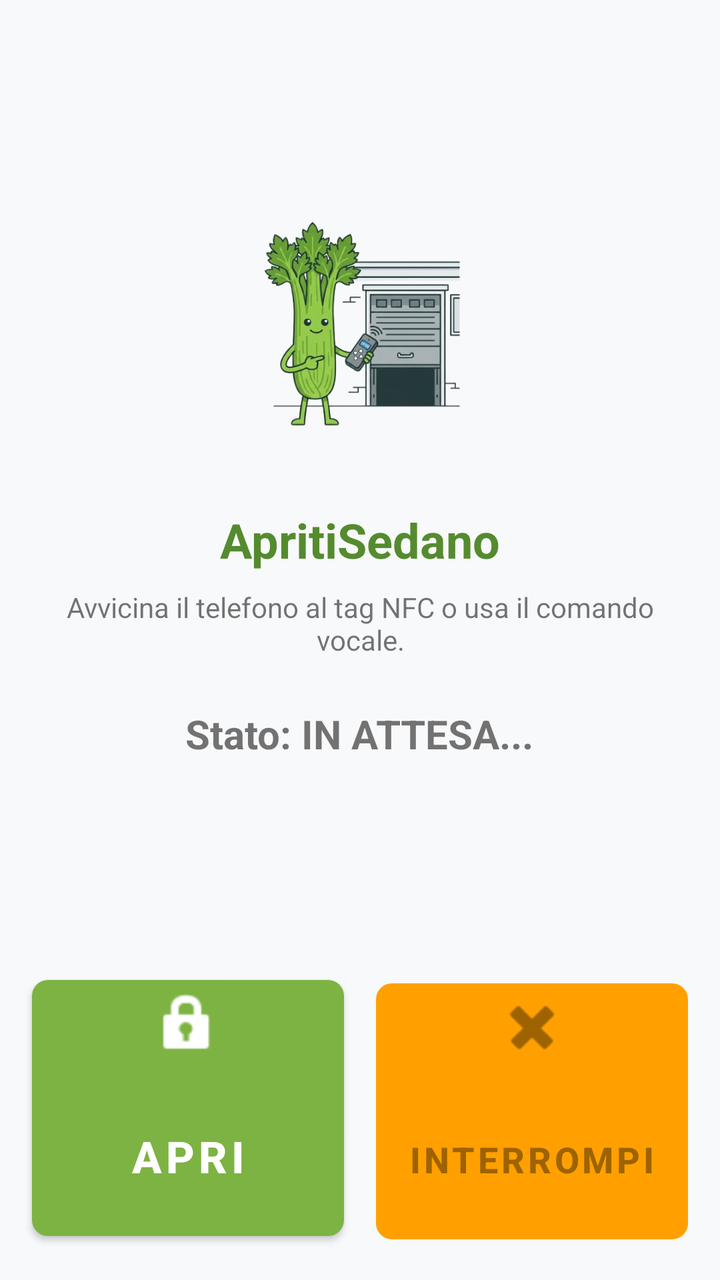
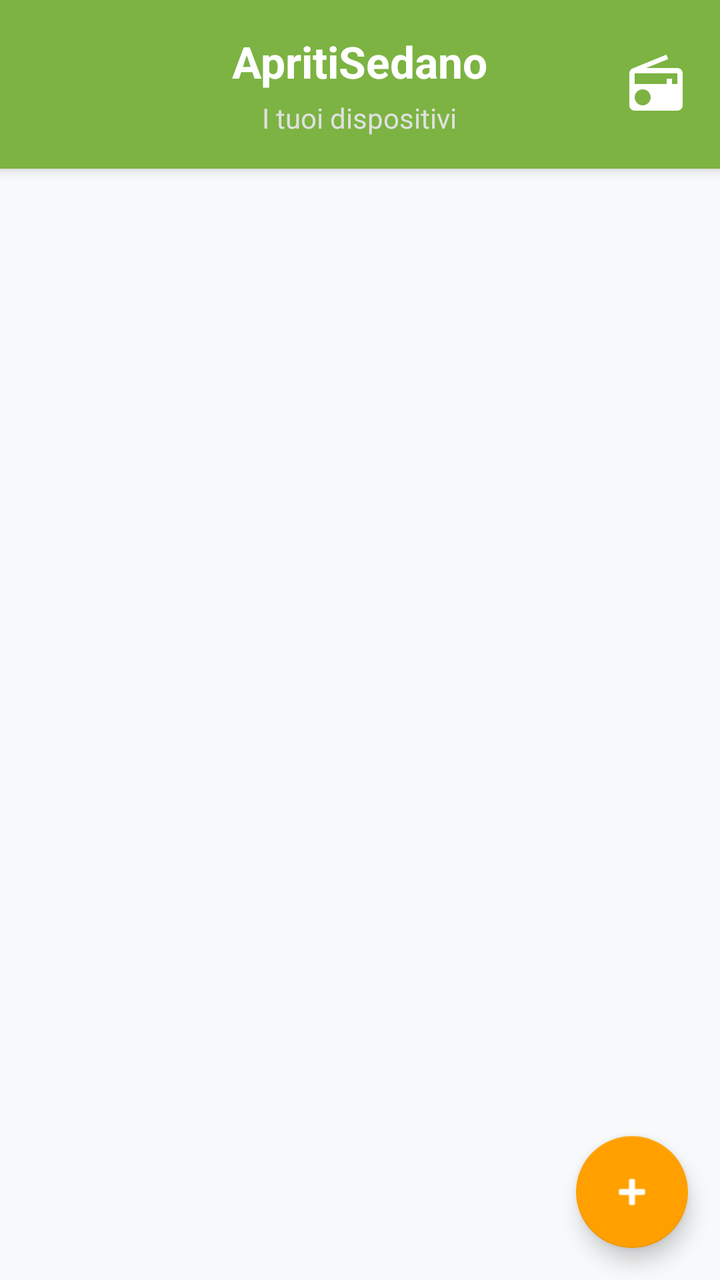

Two renders of the same Android screen: before a commit and after it. Below are the layout's source before the change and the commit's diff.
<!-- AndroidManifest.xml: application theme Theme.ApritiSedano -->
<!-- res/layout/activity_main.xml -->
<?xml version="1.0" encoding="utf-8"?>
<LinearLayout xmlns:android="http://schemas.android.com/apk/res/android"
    xmlns:app="http://schemas.android.com/apk/res-auto"
    android:layout_width="match_parent"
    android:layout_height="match_parent"
    android:orientation="vertical">

    
    <LinearLayout
        android:layout_width="match_parent"
        android:layout_height="0dp"
        android:layout_weight="1"
        android:gravity="center"
        android:orientation="vertical"
        android:padding="16dp">

        <ImageView
            android:layout_width="150dp"
            android:layout_height="150dp"
            android:src="@drawable/ic_sedano_main"
            android:contentDescription="@string/app_name" />

        <TextView
            android:layout_width="wrap_content"
            android:layout_height="wrap_content"
            android:text="@string/app_name"
            android:textSize="24sp"
            android:textStyle="bold"
            android:layout_marginTop="16dp"
            android:textColor="?attr/colorPrimaryVariant" />

        <TextView
            android:layout_width="wrap_content"
            android:layout_height="wrap_content"
            android:text="Avvicina il telefono al tag NFC o usa il comando vocale."
            android:textAlignment="center"
            android:layout_marginTop="8dp" />

        <TextView
            android:id="@+id/tv_box_state"
            android:layout_width="wrap_content"
            android:layout_height="wrap_content"
            android:text="Stato: IN ATTESA..."
            android:textSize="20sp"
            android:textStyle="bold"
            android:layout_marginTop="24dp" />

    </LinearLayout>

    
    <LinearLayout
        android:layout_width="match_parent"
        android:layout_height="wrap_content"
        android:orientation="horizontal"
        android:padding="16dp"
        android:clipToPadding="false">

        <com.google.android.material.button.MaterialButton
            android:id="@+id/btn_action_toggle"
            android:layout_width="0dp"
            android:layout_height="140dp"
            android:layout_weight="1"
            android:layout_marginEnd="8dp"
            app:cornerRadius="8dp"
            android:text="APRI"
            android:textSize="22sp"
            android:textStyle="bold"
            app:icon="@android:drawable/ic_lock_idle_lock"
            app:iconGravity="top"
            app:iconSize="36dp"
            app:iconPadding="12dp" />

        <com.google.android.material.button.MaterialButton
            android:id="@+id/btn_action_stop"
            android:layout_width="0dp"
            android:layout_height="140dp"
            android:layout_weight="1"
            android:layout_marginStart="8dp"
            app:cornerRadius="8dp"
            android:text="INTERROMPI"
            android:textSize="18sp"
            android:textStyle="bold"
            android:enabled="false"
            app:backgroundTint="@color/sedano_accent"
            app:icon="@android:drawable/ic_delete"
            app:iconGravity="top"
            app:iconSize="36dp"
            app:iconPadding="12dp" />

    </LinearLayout>

</LinearLayout>
<!-- resources referenced by this layout -->
<resources>
  <color name="sedano_accent">#FFA000</color>
  <!-- drawable ic_sedano_main: png bitmap (drawable, 140296 bytes) -->
  <string name="app_name">ApritiSedano</string>
  <style name="Theme.ApritiSedano" parent="Theme.MaterialComponents.Light.DarkActionBar">
          
          <item name="colorPrimary">@color/sedano_primary</item>
          <item name="colorPrimaryVariant">@color/sedano_primary_dark</item>
          <item name="colorOnPrimary">@color/white</item>
          
          
          <item name="colorSecondary">@color/sedano_accent</item>
          <item name="colorSecondaryVariant">@color/sedano_accent</item>
          <item name="colorOnSecondary">@color/black</item>
          
          
          <item name="android:windowBackground">@color/bg_light</item>
          <item name="colorSurface">@color/surface_light</item>
          
          
          <item name="android:statusBarColor">?attr/colorPrimary</item>
          <item name="android:windowLightStatusBar">false</item>
      </style>
  <color name="sedano_primary">#7CB342</color>
  <color name="sedano_primary_dark">#558B2F</color>
  <color name="white">#FFFFFFFF</color>
  <color name="black">#FF000000</color>
  <color name="bg_light">#F8F9FA</color>
  <color name="surface_light">#FFFFFF</color>
</resources>

<!-- the commit's change to res/layout/activity_main.xml (unified diff, before → after) -->
@@ -1,92 +1,76 @@
 <?xml version="1.0" encoding="utf-8"?>
-<LinearLayout xmlns:android="http://schemas.android.com/apk/res/android"
+<androidx.coordinatorlayout.widget.CoordinatorLayout 
+    xmlns:android="http://schemas.android.com/apk/res/android"
     xmlns:app="http://schemas.android.com/apk/res-auto"
     android:layout_width="match_parent"
     android:layout_height="match_parent"
-    android:orientation="vertical">
+    android:fitsSystemWindows="true">
 
-    
     <LinearLayout
         android:layout_width="match_parent"
-        android:layout_height="0dp"
-        android:layout_weight="1"
-        android:gravity="center"
-        android:orientation="vertical"
-        android:padding="16dp">
+        android:layout_height="match_parent"
+        android:orientation="vertical">
 
-        <ImageView
-            android:layout_width="150dp"
-            android:layout_height="150dp"
-            android:src="@drawable/ic_sedano_main"
-            android:contentDescription="@string/app_name" />
+        
+        <RelativeLayout
+            android:layout_width="match_parent"
+            android:layout_height="wrap_content"
+            android:padding="16dp"
+            android:background="?attr/colorPrimary"
+            android:elevation="4dp">
+            
+            <LinearLayout
+                android:layout_width="wrap_content"
+                android:layout_height="wrap_content"
+                android:orientation="vertical"
+                android:layout_centerInParent="true"
+                android:gravity="center">
+                <TextView
+                    android:layout_width="wrap_content"
+                    android:layout_height="wrap_content"
+                    android:text="@string/app_name"
+                    android:textSize="22sp"
+                    android:textStyle="bold"
+                    android:textColor="@android:color/white" />
+                    
+                <TextView
+                    android:layout_width="wrap_content"
+                    android:layout_height="wrap_content"
+                    android:text="I tuoi dispositivi"
+                    android:textColor="#E0E0E0"
+                    android:layout_marginTop="4dp" />
+            </LinearLayout>
 
-        <TextView
-            android:layout_width="wrap_content"
-            android:layout_height="wrap_content"
-            android:text="@string/app_name"
-            android:textSize="24sp"
-            android:textStyle="bold"
-            android:layout_marginTop="16dp"
-            android:textColor="?attr/colorPrimaryVariant" />
+            <ImageView
+                android:id="@+id/iv_debug_mode"
+                android:layout_width="32dp"
+                android:layout_height="32dp"
+                android:layout_alignParentEnd="true"
+                android:layout_centerVertical="true"
+                android:src="@drawable/ic_radio"
+                app:tint="@android:color/white"
+                android:background="?attr/selectableItemBackgroundBorderless"
+                android:clickable="true"
+                android:focusable="true"/>
+        </RelativeLayout>
 
-        <TextView
-            android:layout_width="wrap_content"
-            android:layout_height="wrap_content"
-            android:text="Avvicina il telefono al tag NFC o usa il comando vocale."
-            android:textAlignment="center"
-            android:layout_marginTop="8dp" />
-
-        <TextView
-            android:id="@+id/tv_box_state"
-            android:layout_width="wrap_content"
-            android:layout_height="wrap_content"
-            android:text="Stato: IN ATTESA..."
-            android:textSize="20sp"
-            android:textStyle="bold"
-            android:layout_marginTop="24dp" />
-
+        <androidx.recyclerview.widget.RecyclerView
+            android:id="@+id/rv_devices"
+            android:layout_width="match_parent"
+            android:layout_height="match_parent"
+            android:padding="8dp"
+            android:clipToPadding="false" />
+            
     </LinearLayout>
 
-    
-    <LinearLayout
-        android:layout_width="match_parent"
+    <com.google.android.material.floatingactionbutton.FloatingActionButton
+        android:id="@+id/fab_add_device"
+        android:layout_width="wrap_content"
         android:layout_height="wrap_content"
-        android:orientation="horizontal"
-        android:padding="16dp"
-        android:clipToPadding="false">
+        android:layout_gravity="bottom|end"
+        android:layout_margin="16dp"
+        android:src="@android:drawable/ic_input_add"
+        app:tint="@android:color/white"
+        android:contentDescription="Aggiungi dispositivo" />
 
-        <com.google.android.material.button.MaterialButton
-            android:id="@+id/btn_action_toggle"
-            android:layout_width="0dp"
-            android:layout_height="140dp"
-            android:layout_weight="1"
-            android:layout_marginEnd="8dp"
-            app:cornerRadius="8dp"
-            android:text="APRI"
-            android:textSize="22sp"
-            android:textStyle="bold"
-            app:icon="@android:drawable/ic_lock_idle_lock"
-            app:iconGravity="top"
-            app:iconSize="36dp"
-            app:iconPadding="12dp" />
-
-        <com.google.android.material.button.MaterialButton
-            android:id="@+id/btn_action_stop"
-            android:layout_width="0dp"
-            android:layout_height="140dp"
-            android:layout_weight="1"
-            android:layout_marginStart="8dp"
-            app:cornerRadius="8dp"
-            android:text="INTERROMPI"
-            android:textSize="18sp"
-            android:textStyle="bold"
-            android:enabled="false"
-            app:backgroundTint="@color/sedano_accent"
-            app:icon="@android:drawable/ic_delete"
-            app:iconGravity="top"
-            app:iconSize="36dp"
-            app:iconPadding="12dp" />
-
-    </LinearLayout>
-
-</LinearLayout>
+</androidx.coordinatorlayout.widget.CoordinatorLayout>
<!-- resource entries referenced after the edit -->
@@ -1,9 +1,19 @@
 <!-- resources referenced by this layout -->
 <resources>
+  <!-- drawable ic_radio (drawable) -->
+  <vector xmlns:android="http://schemas.android.com/apk/res/android"
+      android:width="24dp"
+      android:height="24dp"
+      android:viewportWidth="24"
+      android:viewportHeight="24"
+      android:tint="#FFFFFF">
+    <path
+        android:fillColor="@android:color/white"
+        android:pathData="M3.24,6.15C2.51,6.43 2,7.17 2,8v12a2,2 0,0 0,2 2h16a2,2 0,0 0,2 -2V8c0,-1.11 -0.89,-2 -2,-2H8.3l8.26,-3.34L15.88,1 3.24,6.15zM7,20c-1.66,0 -3,-1.34 -3,-3s1.34,-3 3,-3 3,1.34 3,3 -1.34,3 -3,3zm13,-8h-2v-2h-2v2H4V8h16v4z"/>
+  </vector>
   <color name="sedano_accent">#FFA000</color>
-  <!-- drawable ic_sedano_main: png bitmap (drawable, 140296 bytes) -->
   <string name="app_name">ApritiSedano</string>
-  <style name="Theme.ApritiSedano" parent="Theme.MaterialComponents.Light.DarkActionBar">
+  <style name="Theme.ApritiSedano" parent="Theme.MaterialComponents.Light.NoActionBar">
           
           <item name="colorPrimary">@color/sedano_primary</item>
           <item name="colorPrimaryVariant">@color/sedano_primary_dark</item>
